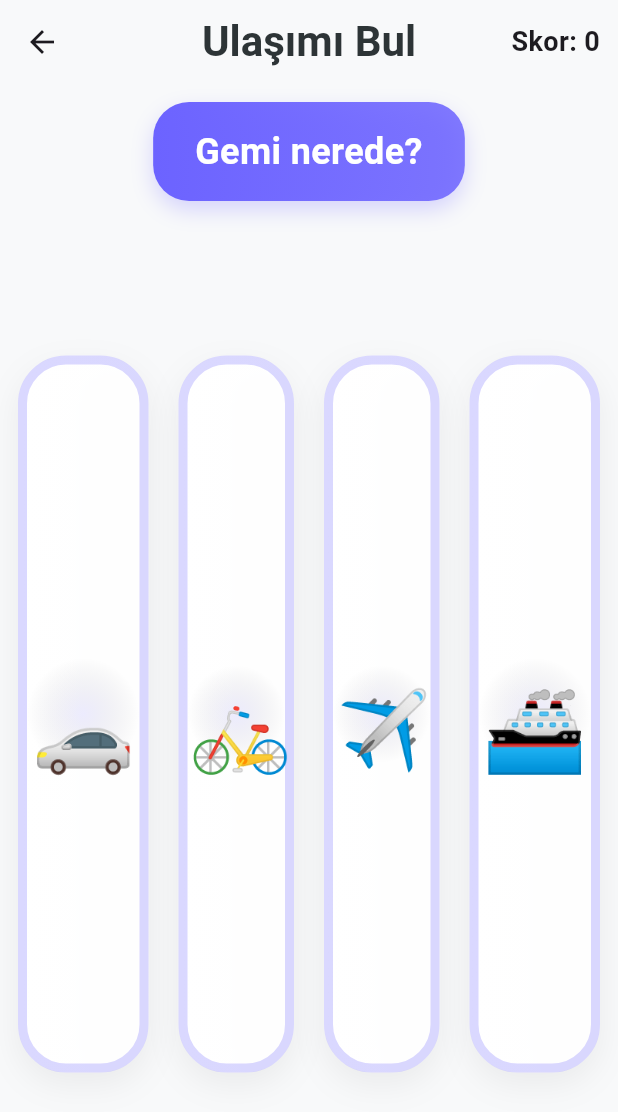
After one commit to OguzhanYucedag/FlutterTest, a Flutter app: the UlasimOyunu screen opened directly, on a phone screen of 412 x 824 dp. The commit adds this screen. Shown: the top 1112 px of the screen. Run offline on Flutter 3.47's test engine with Material 3 defaults, Android fonts, the phone set to English and light mode, and no system bars; our stand-ins replace cloud_firestore, file_picker, firebase_core, firebase_storage, image_picker, table_calendar; accounts and stored records are empty.

Commit message:
oyunlar aynı klasörde toplanmıştır

```diff
--- /dev/null
+++ b/flutter_test_1/lib/oyunlar/ulasim_oyunu.dart
@@ -0,0 +1,177 @@
+import 'package:flutter/material.dart';
+import '../utils/sabitler.dart';
+import 'dart:math';
+
+class UlasimOyunu extends StatefulWidget {
+  const UlasimOyunu({super.key});
+
+  @override
+  State<UlasimOyunu> createState() => _UlasimOyunuState();
+}
+
+class _UlasimOyunuState extends State<UlasimOyunu> with SingleTickerProviderStateMixin {
+  final List<Map<String, String>> araclar = [
+    {'ad': 'Araba', 'emoji': '🚗'},
+    {'ad': 'Otobüs', 'emoji': '🚌'},
+    {'ad': 'Tren', 'emoji': '🚂'},
+    {'ad': 'Uçak', 'emoji': '✈️'},
+    {'ad': 'Gemi', 'emoji': '🚢'},
+    {'ad': 'Bisiklet', 'emoji': '🚲'},
+    {'ad': 'Motorsiklet', 'emoji': '🏍️'},
+    {'ad': 'Helikopter', 'emoji': '🚁'},
+  ];
+
+  late int hedefIndeks;
+  List<int> secenekler = [];
+  int skor = 0;
+  late AnimationController _animationController;
+
+  @override
+  void initState() {
+    super.initState();
+    _animationController = AnimationController(
+      vsync: this,
+      duration: const Duration(milliseconds: 200),
+    );
+    oyunuBaslat();
+  }
+
+  @override
+  void dispose() {
+    _animationController.dispose();
+    super.dispose();
+  }
+
+  void oyunuBaslat() {
+    setState(() {
+      hedefIndeks = Random().nextInt(araclar.length);
+      List<int> tum = List.generate(araclar.length, (i) => i);
+      tum.shuffle();
+      secenekler = tum.take(4).toList();
+      if (!secenekler.contains(hedefIndeks)) {
+        secenekler[Random().nextInt(4)] = hedefIndeks;
+      }
+      secenekler.shuffle();
+    });
+  }
+
+  void kontrolEt(int indeks) {
+    _animationController.forward().then((_) => _animationController.reverse());
+    if (indeks == hedefIndeks) {
+      setState(() => skor++);
+      ScaffoldMessenger.of(context).showSnackBar(
+        SnackBar(content: Text('Doğru! Skor: $skor'), backgroundColor: Sabitler.dogruRenk, duration: const Duration(milliseconds: 800)),
+      );
+      Future.delayed(const Duration(milliseconds: 900), oyunuBaslat);
+    } else {
+      ScaffoldMessenger.of(context).showSnackBar(
+        const SnackBar(content: Text('Tekrar Dene'), backgroundColor: Sabitler.yanlisRenk, duration: Duration(milliseconds: 500)),
+      );
+    }
+  }
+
+  @override
+  Widget build(BuildContext context) {
+    final screenH = MediaQuery.of(context).size.height;
+    final panelH = min(520.0, screenH * 0.58);
+
+    return Scaffold(
+      backgroundColor: Sabitler.arkaPlan,
+      appBar: AppBar(
+        leading: IconButton(icon: const Icon(Icons.arrow_back), onPressed: () => Navigator.pop(context)),
+        title: const Text('Ulaşımı Bul', style: Sabitler.baslikStili),
+        centerTitle: true,
+        backgroundColor: Colors.transparent,
+        elevation: 0,
+        actions: [
+          Padding(
+            padding: const EdgeInsets.symmetric(horizontal: 12.0),
+            child: Center(child: Text('Skor: $skor', style: const TextStyle(fontSize: 18, fontWeight: FontWeight.w700))),
+          )
+        ],
+      ),
+      body: SafeArea(
+        child: Column(
+          children: [
+            const SizedBox(height: 12),
+            // Soru balonu
+            Center(
+              child: Container(
+                padding: const EdgeInsets.symmetric(horizontal: 28, vertical: 16),
+                decoration: BoxDecoration(
+                  gradient: LinearGradient(colors: [Sabitler.anaRenk, Sabitler.anaRenk.withOpacity(0.85)]),
+                  borderRadius: BorderRadius.circular(24),
+                  boxShadow: [BoxShadow(color: Sabitler.anaRenk.withOpacity(0.25), blurRadius: 12, offset: const Offset(0, 6))],
+                ),
+                child: Text('${araclar[hedefIndeks]['ad']} nerede?', style: Sabitler.soruStili.copyWith(color: Colors.white), textAlign: TextAlign.center),
+              ),
+            ),
+            const SizedBox(height: 18),
+            // Kartlar
+            Expanded(
+              child: Padding(
+                padding: const EdgeInsets.symmetric(horizontal: 12, vertical: 6),
+                child: Row(
+                  crossAxisAlignment: CrossAxisAlignment.center,
+                  children: List.generate(4, (i) {
+                    final item = secenekler[i];
+                    return Expanded(
+                      child: Padding(
+                        padding: EdgeInsets.only(left: i > 0 ? 10 : 0, right: i < 3 ? 10 : 0),
+                        child: AnimatedBuilder(
+                          animation: _animationController,
+                          builder: (context, child) {
+                            final scale = 1.0 - (_animationController.value * 0.04);
+                            return Transform.scale(scale: scale, child: child);
+                          },
+                          child: GestureDetector(
+                            onTap: () => kontrolEt(item),
+                            child: Container(
+                              height: panelH,
+                              decoration: BoxDecoration(
+                                borderRadius: BorderRadius.circular(32),
+                                gradient: LinearGradient(colors: [Colors.white, Colors.white.withOpacity(0.95)]),
+                                border: Border.all(color: Sabitler.anaRenk.withOpacity(0.25), width: 6),
+                                boxShadow: [BoxShadow(color: Colors.black.withOpacity(0.06), blurRadius: 18, offset: const Offset(0, 8))],
+                              ),
+                              child: Stack(
+                                children: [
+                                  // soft inner glow behind emoji
+                                  Positioned.fill(
+                                    child: Align(
+                                      alignment: Alignment.center,
+                                      child: Container(
+                                        width: 120,
+                                        height: 120,
+                                        decoration: BoxDecoration(
+                                          shape: BoxShape.circle,
+                                          gradient: RadialGradient(colors: [Sabitler.anaRenk.withOpacity(0.12), Colors.transparent]),
+                                        ),
+                                      ),
+                                    ),
+                                  ),
+                                  // emoji
+                                  Positioned.fill(
+                                    child: Align(
+                                      alignment: const Alignment(0, 0.05),
+                                      child: Text(araclar[item]['emoji']!, style: const TextStyle(fontSize: 56)),
+                                    ),
+                                  ),
+                                ],
+                              ),
+                            ),
+                          ),
+                        ),
+                      ),
+                    );
+                  }),
+                ),
+              ),
+            ),
+            const SizedBox(height: 24),
+          ],
+        ),
+      ),
+    );
+  }
+}
```
Also changed, not shown: flutter_test_1/lib/oyunlar/kart_eslestirme_oyunu.dart (added, +232 -0 lines), flutter_test_1/lib/veli/oyunlarim_veli.dart (+12 -1 lines), flutter_test_1/pubspec.lock.
